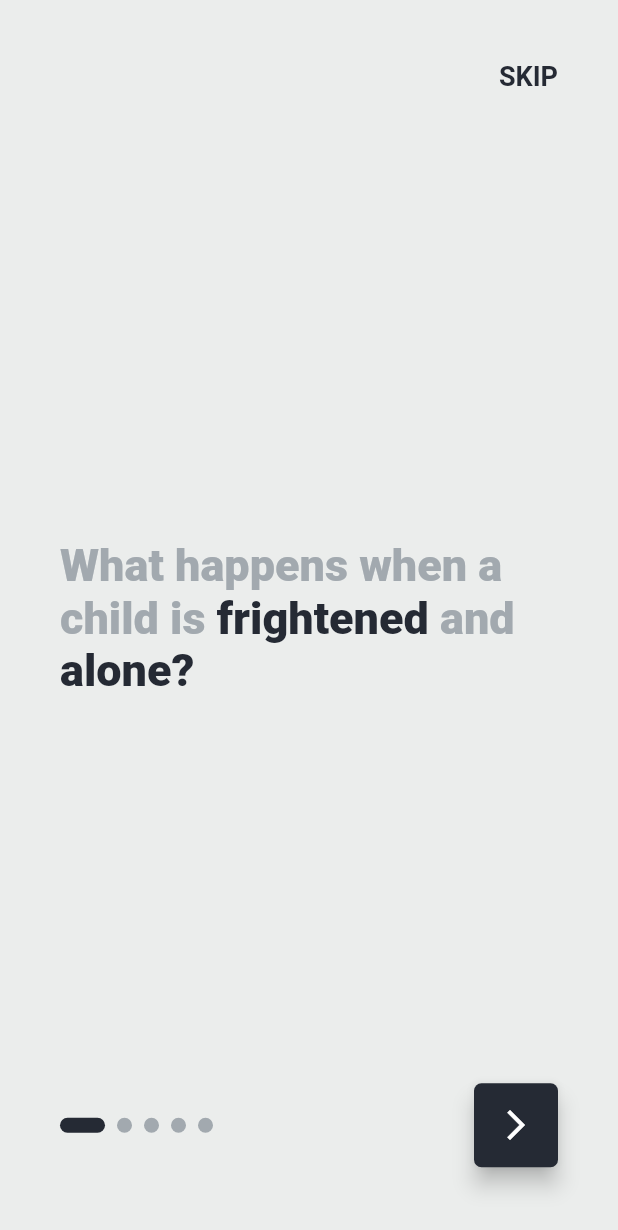
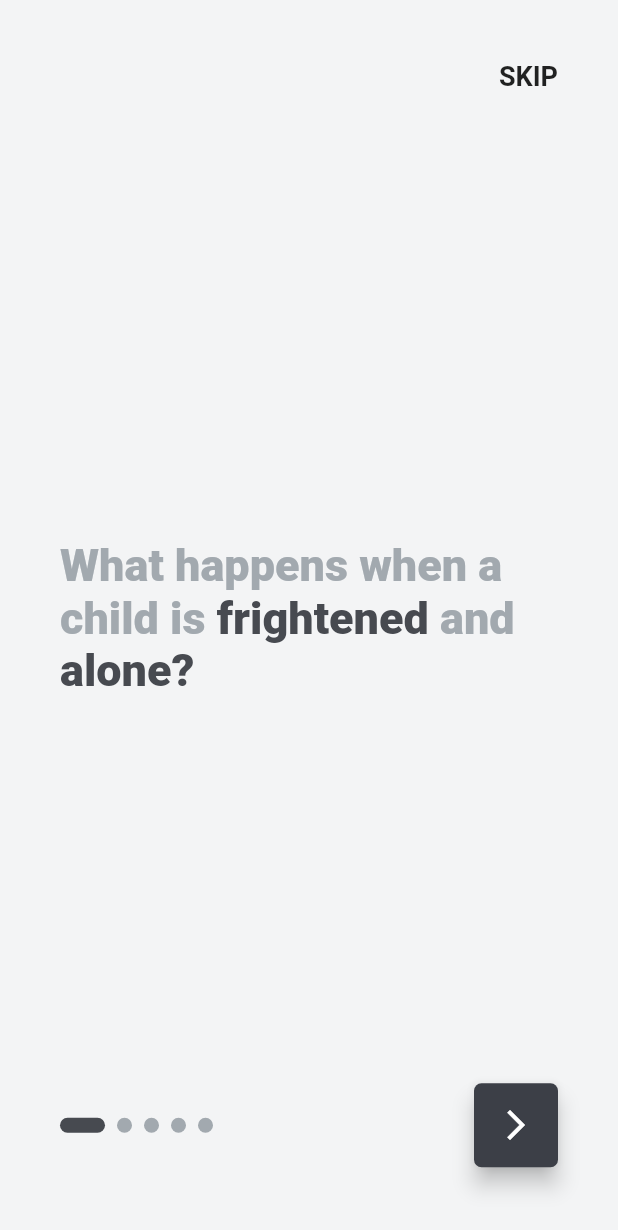
Before and after one commit to amgdHussein/saveMe, a Flutter app: the OnboardingScreen screen opened directly, on a phone screen of 412 x 824 dp. Shown: the top 1230 px of the screen. Run offline on Flutter 3.47's test engine with Material 2 defaults, Android fonts, the phone set to English and light mode, and no system bars; drawn by our look-alikes of smooth_page_indicator; our stand-ins replace bloc, flutter_bloc, flutter_conditional_rendering.

Commit message:
add sign in design screen and modify app theme

```diff
--- a/lib/main.dart
+++ b/lib/main.dart
@@ -1,5 +1,5 @@
 import 'package:flutter/material.dart';
-import 'package:save_me/screen/onboarding.dart';
+import 'package:save_me/screen/signin.dart';
 import 'package:save_me/shared/styles/themes.dart';
 
 void main() => runApp(MyApp());
@@ -10,7 +10,7 @@ class MyApp extends StatelessWidget {
     return MaterialApp(
       title: 'save me',
       debugShowCheckedModeBanner: false,
-      home: OnboardingScreen(), //AppLayout(),
+      home: SignInScreen(),
       themeMode: ThemeMode.light,
       theme: SaveMeTheme.lightTheme,
     );
--- a/lib/screen/onboarding.dart
+++ b/lib/screen/onboarding.dart
@@ -1,7 +1,7 @@
 import 'package:flutter/cupertino.dart';
 import 'package:flutter/material.dart';
+
 import 'package:flutter_conditional_rendering/conditional.dart';
-
 import 'package:smooth_page_indicator/smooth_page_indicator.dart';
 import 'package:save_me/shared/constants/onboarding_page_sentences.dart';
 import 'package:save_me/shared/styles/colors.dart';
@@ -34,21 +34,10 @@ class _OnboardingScreenState extends State<OnboardingScreen> {
                 conditionBuilder: (context) => isLastPage,
                 widgetBuilder: (context) => Text(
                   "done".toUpperCase(),
-                  style: TextStyle(
-                    color: GRAY_CHATEAU,
-                    fontSize: 18,
-                    fontWeight: FontWeight.bold,
-                  ),
+                  style: Theme.of(context).textTheme.button.copyWith(color: GRAY_CHATEAU),
                 ),
                 fallbackBuilder: (context) => GestureDetector(
-                  child: Text(
-                    "skip".toUpperCase(),
-                    style: TextStyle(
-                      color: Theme.of(context).primaryColor,
-                      fontSize: 18,
-                      fontWeight: FontWeight.bold,
-                    ),
-                  ),
+                  child: Text("skip".toUpperCase(), style: Theme.of(context).textTheme.button,),
                   onTap: () {
                     setState(() {
                       boarderController.jumpToPage(pageSentences.length - 1);
@@ -65,7 +54,7 @@ class _OnboardingScreenState extends State<OnboardingScreen> {
                 itemBuilder: (BuildContext context, int currentPage) => Center(
                   child: RichText(
                     text: TextSpan(
-                      style: TextStyle(fontSize: 30, fontWeight: FontWeight.w900),
+                      style: Theme.of(context).textTheme.headline1,
                       children: [
                         for (
                           int currentSentence = 0;
@@ -96,11 +85,7 @@ class _OnboardingScreenState extends State<OnboardingScreen> {
                   child: GestureDetector(
                     child: Text(
                       "let's go!".toUpperCase(),
-                      style: TextStyle(
-                        color: Theme.of(context).primaryColor,
-                        fontSize: 18,
-                        fontWeight: FontWeight.bold,
-                      ),
+                      style: Theme.of(context).textTheme.button,
                     ),
                     onTap: () {
                       Navigator.pushReplacement(context, MaterialPageRoute(builder: (context) => AppLayout()));
--- a/lib/shared/constants/onboarding_page_sentences.dart
+++ b/lib/shared/constants/onboarding_page_sentences.dart
@@ -12,9 +12,9 @@ List<OnboardingText> pageSentences = [
     ],
     colors: [
       GRAY_CHATEAU,
-      GHARADE,
+      ABBEY,
       GRAY_CHATEAU,
-      GHARADE,
+      ABBEY,
     ],
   ),
   OnboardingText(
@@ -24,7 +24,7 @@ List<OnboardingText> pageSentences = [
     ],
     colors: [
       GRAY_CHATEAU,
-      GHARADE,
+      ABBEY,
     ],
   ),
   OnboardingText(
@@ -42,7 +42,7 @@ List<OnboardingText> pageSentences = [
     ],
     colors: [
       GRAY_CHATEAU,
-      GHARADE,
+      ABBEY,
     ],
   ),
   OnboardingText(
@@ -52,7 +52,7 @@ List<OnboardingText> pageSentences = [
     ],
     colors: [
       GRAY_CHATEAU,
-      GHARADE,
+      ABBEY,
     ],
   ),
 ];
--- a/lib/shared/services/network/remote/dio_country.dart
+++ /dev/null
@@ -1,34 +0,0 @@
-import 'package:dio/dio.dart';
-import 'package:flutter/cupertino.dart';
-
-class DioCountryHelper {
-  static final DioCountryHelper instance = DioCountryHelper._instance();
-  DioCountryHelper._instance();
-  static Dio _dio;
-
-  Dio get dio {
-    if (_dio == null) _dio = _initialDio();
-    return _dio;
-  }
-
-  Dio _initialDio() {
-    Dio dio = Dio(BaseOptions(
-        baseUrl: 'https://restcountries.eu/',
-        receiveDataWhenStatusError: true));
-    return dio;
-  }
-
-  Future<Response> getData({@required String url, Map<String, dynamic> query}) async {
-    Dio dio = this.dio;
-    return await dio.get(
-      url,
-      queryParameters:query,
-    ).catchError((error) {
-      print(error.toString());
-    });
-  }
-}
-
-// DioCountryHelper.instance.getData(url: 'api/missing_kids/').then((value) {
-//                       print(value.data);
-//                     });
--- a/lib/shared/styles/colors.dart
+++ b/lib/shared/styles/colors.dart
@@ -1,6 +1,30 @@
 import 'package:flutter/cupertino.dart';
 import 'package:flutter/material.dart';
 
-const Color GRAY_CHATEAU = Color(0xffa2a9af);
-const Color GHARADE = Color(0xff252A34);
-const Color CONCRETE = Color(0xffebedec);
+const MaterialColor GRAY_CHATEAU = const MaterialColor(
+  0xffA2A9AF,
+  const <int, Color>{
+    50: const Color(0xffF3F4F5),
+    100: const Color(0xffE8E9EB),
+    200: const Color(0xffDCDFE1),
+    300: const Color(0xffD1D4D7),
+    400: const Color(0xffC5C9CD),
+    500: const Color(0xffB9BEC3),
+    600: const Color(0xffAEB4B9),
+    700: const Color(0xffA2A9AF),
+  },
+);
+
+const MaterialColor ABBEY = const MaterialColor(
+  0xff474A50,
+  const <int, Color>{
+    50: const Color(0xff747576),
+    100: const Color(0xff696A6D),
+    200: const Color(0xff5E5F63),
+    300: const Color(0xff52555A),
+    400: const Color(0xff474A50),
+    500: const Color(0xff3C3F47),
+    600: const Color(0xff30353D),
+    700: const Color(0xff252A34),
+  },
+);
--- a/lib/shared/styles/themes.dart
+++ b/lib/shared/styles/themes.dart
@@ -3,21 +3,47 @@ import 'colors.dart';
 
 class SaveMeTheme {
   static ThemeData get lightTheme => ThemeData(
-    primaryColor: GHARADE,
-    canvasColor: CONCRETE,
+    primarySwatch: ABBEY,
+    canvasColor: GRAY_CHATEAU[50],
     bottomNavigationBarTheme: BottomNavigationBarThemeData(
       type: BottomNavigationBarType.fixed,
       elevation: 0.0,
-      selectedIconTheme:
-          IconThemeData(color: GHARADE, opacity: 1.0, size: 30),
-      unselectedIconTheme:
-          IconThemeData(color: GHARADE, opacity: 0.3, size: 30),
+      selectedIconTheme: IconThemeData(opacity: 1.0, size: 30),
+      unselectedIconTheme: IconThemeData(opacity: 0.3, size: 30),
     ),
+
     floatingActionButtonTheme: FloatingActionButtonThemeData(
-      backgroundColor: GHARADE,
       shape: RoundedRectangleBorder(
         borderRadius: BorderRadius.circular(5),
       ),
     ),
+
+    textTheme: TextTheme(
+      button: TextStyle(
+        fontSize: 18,
+        fontWeight: FontWeight.bold,
+      ),
+      headline1: TextStyle(
+        color: ABBEY,
+        fontSize: 30,
+        fontWeight:
+        FontWeight.w900,
+      ),
+      headline2: TextStyle(
+        color: ABBEY,
+        fontSize: 24,
+      ),
+      bodyText2: TextStyle(
+        color: ABBEY,
+        fontSize: 16,
+      ),
+    ),
+
+    inputDecorationTheme: const InputDecorationTheme(
+      isDense: true,
+      hintStyle: TextStyle(color: GRAY_CHATEAU),
+      filled: true,
+      fillColor: Colors.white
+    ),
   );
 }
```
